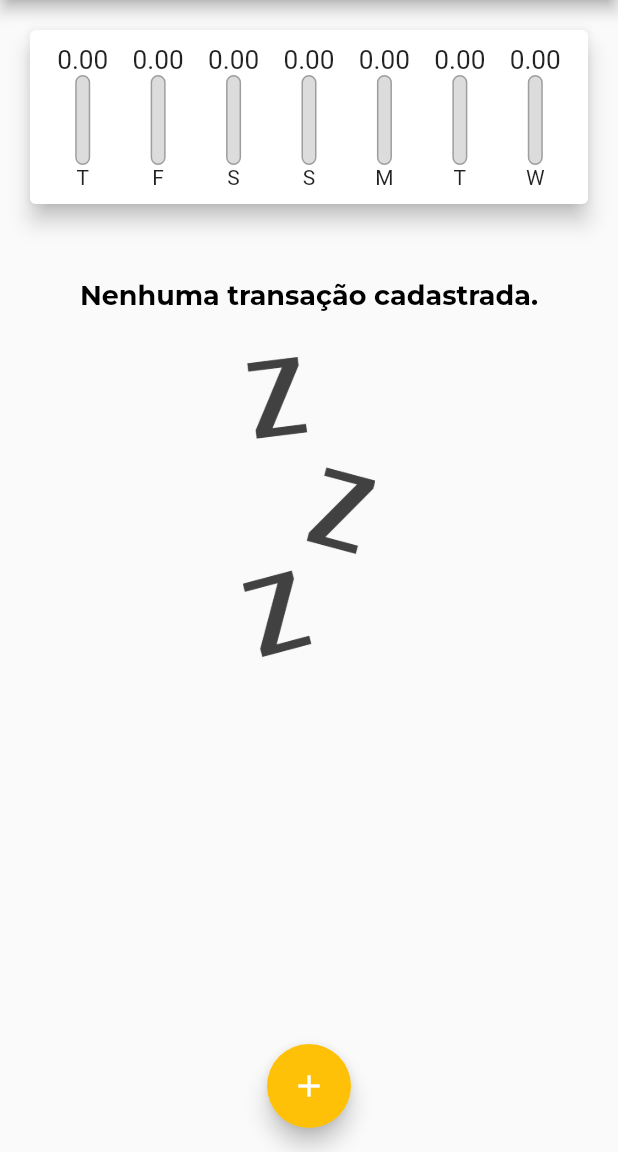
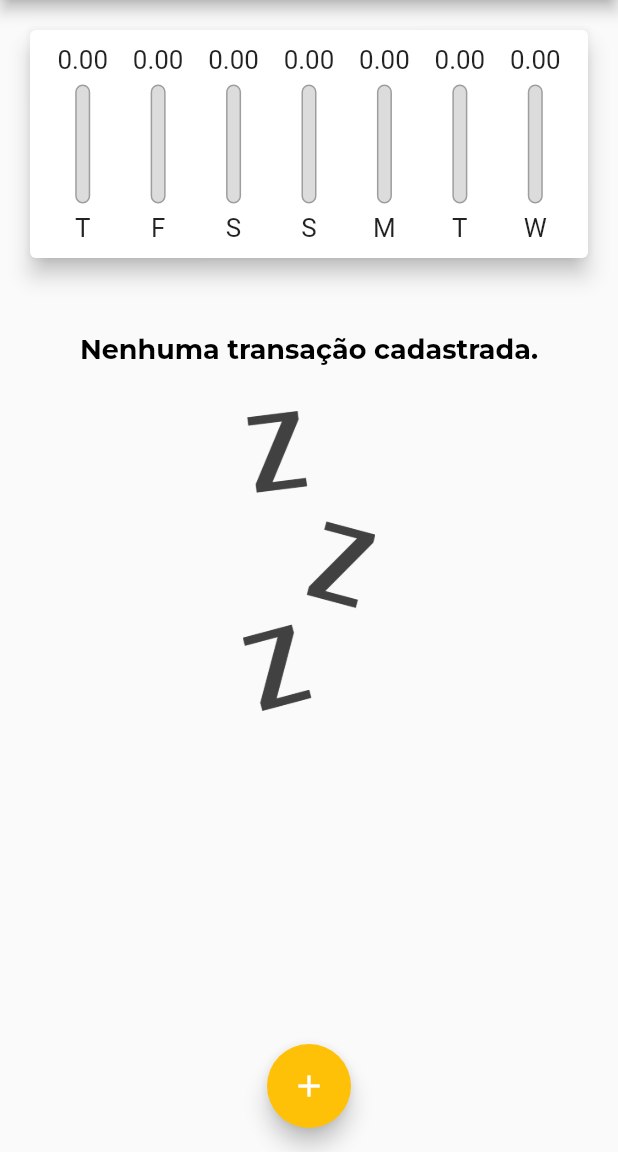
Before and after one commit to Kiel025/ExpensesApp, a Flutter app: the screen it shows after launch, on a phone screen of 412 x 824 dp, the part 84-1236 px from its top. Run offline on Flutter 3.47's test engine with Material 2 defaults, Android fonts, the phone set to English and light mode, and no system bars.

Commit message:
Adjusting responsivity

```diff
--- a/lib/components/chart_bar.dart
+++ b/lib/components/chart_bar.dart
@@ -13,16 +13,19 @@ class ChartBar extends StatelessWidget {
 
   @override
   Widget build(BuildContext context) {
+    return LayoutBuilder(
+      builder: (context, constraints) {
         return Column(
           children: [
-        SizedBox(
-          height: 20,
+            Container(
+              margin: EdgeInsets.only(bottom: constraints.maxHeight * 0.05),
+              height: constraints.maxHeight * 0.15,
               child: FittedBox(
                 child: Text(value.toStringAsFixed(2)),
               ),
             ),
             SizedBox(
-          height: 60,
+              height: constraints.maxHeight * 0.6,
               width: 10,
               child: Stack(
                 alignment: Alignment.bottomCenter,
@@ -49,8 +52,16 @@ class ChartBar extends StatelessWidget {
                 ],
               ),
             ),
-        Text(label),
+            Container(
+              margin: EdgeInsets.only(top: constraints.maxHeight * 0.05),
+              height: constraints.maxHeight * 0.15,
+              child: FittedBox(
+                child: Text(label),
+              ),
+            ),
           ],
+        );
+      },
     );
   }
 }
--- a/lib/components/transaction_list.dart
+++ b/lib/components/transaction_list.dart
@@ -10,9 +10,7 @@ class TransactionList extends StatelessWidget {
 
   @override
   Widget build(BuildContext context) {
-    return SizedBox(
-      height: 490,
-      child: transactions.isEmpty
+    return transactions.isEmpty
         ? Column(
             children: <Widget>[
               Container(
@@ -70,7 +68,6 @@ class TransactionList extends StatelessWidget {
                 ),
               );
             },
-            ),
           );
   }
 }
--- a/lib/main.dart
+++ b/lib/main.dart
@@ -22,9 +22,9 @@ class ExpensesApp extends StatelessWidget {
           secondary: Colors.amber,
         ),
         textTheme: theme.textTheme.copyWith(
-          titleMedium: const TextStyle(
+          titleMedium: TextStyle(
             fontFamily: 'Montserrat',
-            fontSize: 18,
+            fontSize: 18 * MediaQuery.of(context).textScaleFactor,
             fontWeight: FontWeight.bold,
             color: Colors.black,
           ),
@@ -33,10 +33,10 @@ class ExpensesApp extends StatelessWidget {
             fontWeight: FontWeight.bold,
           ),
         ),
-        appBarTheme: const AppBarTheme(
+        appBarTheme: AppBarTheme(
           titleTextStyle: TextStyle(
             fontFamily: 'Quicksand',
-            fontSize: 20,
+            fontSize: 20 * MediaQuery.of(context).textScaleFactor,
             fontWeight: FontWeight.bold,
           ),
         ),
@@ -94,8 +94,7 @@ class _MyHomePageState extends State<MyHomePage> {
 
   @override
   Widget build(BuildContext context) {
-    return Scaffold(
-      appBar: AppBar(
+    final appBar = AppBar(
       title: const Text("Despesas Pessoais"),
       actions: [
         IconButton(
@@ -103,12 +102,25 @@ class _MyHomePageState extends State<MyHomePage> {
           icon: const Icon(Icons.add),
         ),
       ],
-      ),
+    );
+
+    final availableHeigh = MediaQuery.of(context).size.height -
+        appBar.preferredSize.height -
+        MediaQuery.of(context).padding.top;
+
+    return Scaffold(
+      appBar: appBar,
       body: SingleChildScrollView(
         child: Column(
           children: [
-            Chart(_recentTransactions),
-            TransactionList(_transactions, _deleteTransaction),
+            SizedBox(
+              height: availableHeigh * 0.25,
+              child: Chart(_recentTransactions),
+            ),
+            SizedBox(
+              height: availableHeigh * 0.75,
+              child: TransactionList(_transactions, _deleteTransaction),
+            ),
           ],
         ),
       ),
```
Lines whose indentation alone changed are shown as unchanged.
